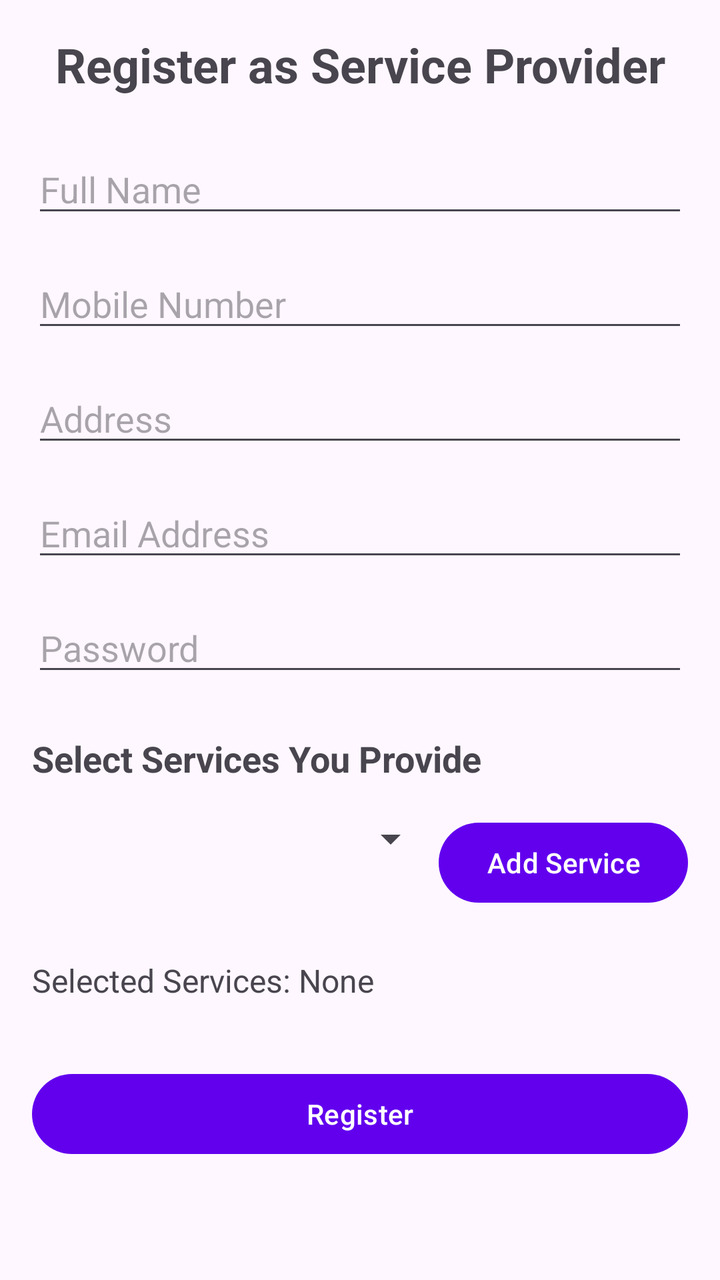
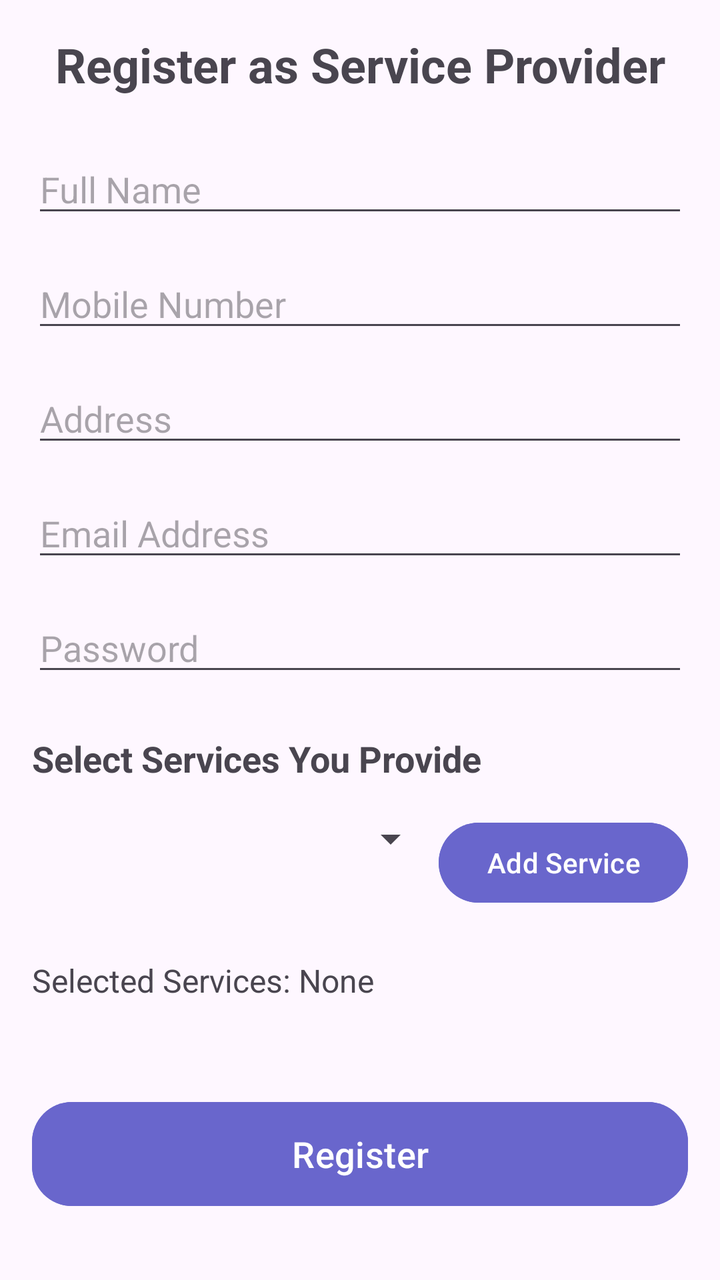

Before-and-after screenshots of an Android layout around one commit, followed by the original layout XML and the change that was made.
<!-- AndroidManifest.xml: application theme Theme.RealtimeDB -->
<!-- res/layout/activity_registration.xml -->
<?xml version="1.0" encoding="utf-8"?>
<ScrollView xmlns:android="http://schemas.android.com/apk/res/android"
    xmlns:app="http://schemas.android.com/apk/res-auto"
    xmlns:tools="http://schemas.android.com/tools"
    android:layout_width="match_parent"
    android:layout_height="match_parent"
    tools:context=".RegistrationActivity">

    <LinearLayout
        android:layout_width="match_parent"
        android:layout_height="wrap_content"
        android:orientation="vertical"
        android:padding="16dp">

        <TextView
            android:id="@+id/textViewUserType"
            android:layout_width="match_parent"
            android:layout_height="wrap_content"
            android:gravity="center"
            android:text="Register as Service Provider"
            android:textSize="24sp"
            android:textStyle="bold"
            android:layout_marginBottom="24dp" />

        <EditText
            android:id="@+id/editTextName"
            android:layout_width="match_parent"
            android:layout_height="wrap_content"
            android:layout_marginBottom="16dp"
            android:hint="Full Name"
            android:inputType="textPersonName" />

        <EditText
            android:id="@+id/editTextMobile"
            android:layout_width="match_parent"
            android:layout_height="wrap_content"
            android:layout_marginBottom="16dp"
            android:hint="Mobile Number"
            android:inputType="phone" />

        <EditText
            android:id="@+id/editTextAddress"
            android:layout_width="match_parent"
            android:layout_height="wrap_content"
            android:layout_marginBottom="16dp"
            android:hint="Address"
            android:inputType="textPostalAddress" />

        <EditText
            android:id="@+id/editTextEmail"
            android:layout_width="match_parent"
            android:layout_height="wrap_content"
            android:layout_marginBottom="16dp"
            android:hint="Email Address"
            android:inputType="textEmailAddress" />

        <EditText
            android:id="@+id/editTextPassword"
            android:layout_width="match_parent"
            android:layout_height="wrap_content"
            android:layout_marginBottom="16dp"
            android:hint="Password"
            android:inputType="textPassword" />

        
        <LinearLayout
            android:id="@+id/servicesLayout"
            android:layout_width="match_parent"
            android:layout_height="wrap_content"
            android:orientation="vertical">

            <TextView
                android:layout_width="match_parent"
                android:layout_height="wrap_content"
                android:text="Select Services You Provide"
                android:textSize="18sp"
                android:textStyle="bold"
                android:layout_marginTop="8dp"
                android:layout_marginBottom="16dp" />

            <LinearLayout
                android:layout_width="match_parent"
                android:layout_height="wrap_content"
                android:orientation="horizontal"
                android:layout_marginBottom="16dp">

                <Spinner
                    android:id="@+id/spinnerServices"
                    android:layout_width="0dp"
                    android:layout_height="wrap_content"
                    android:layout_weight="1" />

                <Button
                    android:id="@+id/buttonAddService"
                    android:layout_width="wrap_content"
                    android:layout_height="wrap_content"
                    android:text="Add Service"
                    android:textAllCaps="false" />
            </LinearLayout>

            <TextView
                android:id="@+id/textViewSelectedServices"
                android:layout_width="match_parent"
                android:layout_height="wrap_content"
                android:layout_marginTop="8dp"
                android:layout_marginBottom="16dp"
                android:text="Selected Services: None"
                android:textSize="16sp" />
        </LinearLayout>
        <Button
            android:id="@+id/registerButton"
            android:layout_width="match_parent"
            android:layout_height="wrap_content"
            android:layout_marginTop="16dp"
            android:text="Register"
            android:textAllCaps="false" />

    </LinearLayout>
</ScrollView>
<!-- resources referenced by this layout -->
<resources>
  <style name="Theme.RealtimeDB" parent="Base.Theme.RealtimeDB" />
  <style name="Base.Theme.RealtimeDB" parent="Theme.Material3.DayNight.NoActionBar">
          
          <item name="colorPrimary">@color/colorPrimary</item>
          <item name="colorPrimaryVariant">@color/colorPrimaryDark</item>
          <item name="colorOnPrimary">@color/white</item>
          
          <item name="colorSecondary">@color/colorAccent</item>
          <item name="colorOnSecondary">@color/black</item>
          
          <item name="android:statusBarColor">?attr/colorPrimaryVariant</item>
      </style>
  <color name="colorPrimary">#6200EE</color>
  <color name="colorPrimaryDark">#3700B3</color>
  <color name="white">#FFFFFFFF</color>
  <color name="colorAccent">#03DAC5</color>
  <color name="black">#FF000000</color>
</resources>

<!-- the commit's change to res/layout/activity_registration.xml (unified diff, before → after) -->
@@ -95,6 +95,7 @@
                     android:layout_width="wrap_content"
                     android:layout_height="wrap_content"
                     android:text="Add Service"
+                    android:backgroundTint="@color/lavender"
                     android:textAllCaps="false" />
             </LinearLayout>
 
@@ -109,11 +110,9 @@
         </LinearLayout>
         <Button
             android:id="@+id/registerButton"
-            android:layout_width="match_parent"
-            android:layout_height="wrap_content"
-            android:layout_marginTop="16dp"
             android:text="Register"
-            android:textAllCaps="false" />
+            android:textAllCaps="false"
+            style="@style/ButtonStyle"/>
 
     </LinearLayout>
 </ScrollView>
<!-- resource entries referenced after the edit -->
@@ -1,5 +1,14 @@
 <!-- resources referenced by this layout -->
 <resources>
+  <color name="lavender">#6966CC</color>
+  <style name="ButtonStyle">
+          <item name="android:backgroundTint">@color/lavender</item>
+          <item name="android:layout_marginTop">30dp</item>
+          <item name="android:layout_width">match_parent</item>
+          <item name="android:layout_height">60dp</item>
+          <item name="android:textSize">18sp</item>
+          <item name="cornerRadius">20dp</item>
+      </style>
   <style name="Theme.RealtimeDB" parent="Base.Theme.RealtimeDB" />
   <style name="Base.Theme.RealtimeDB" parent="Theme.Material3.DayNight.NoActionBar">
           
